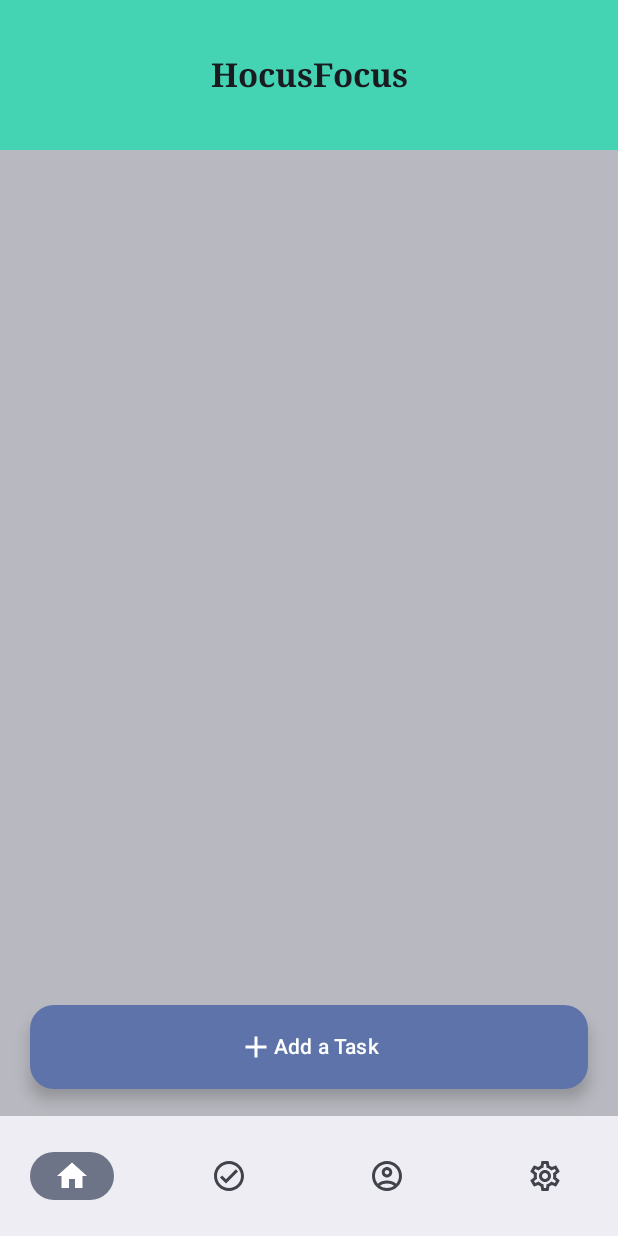
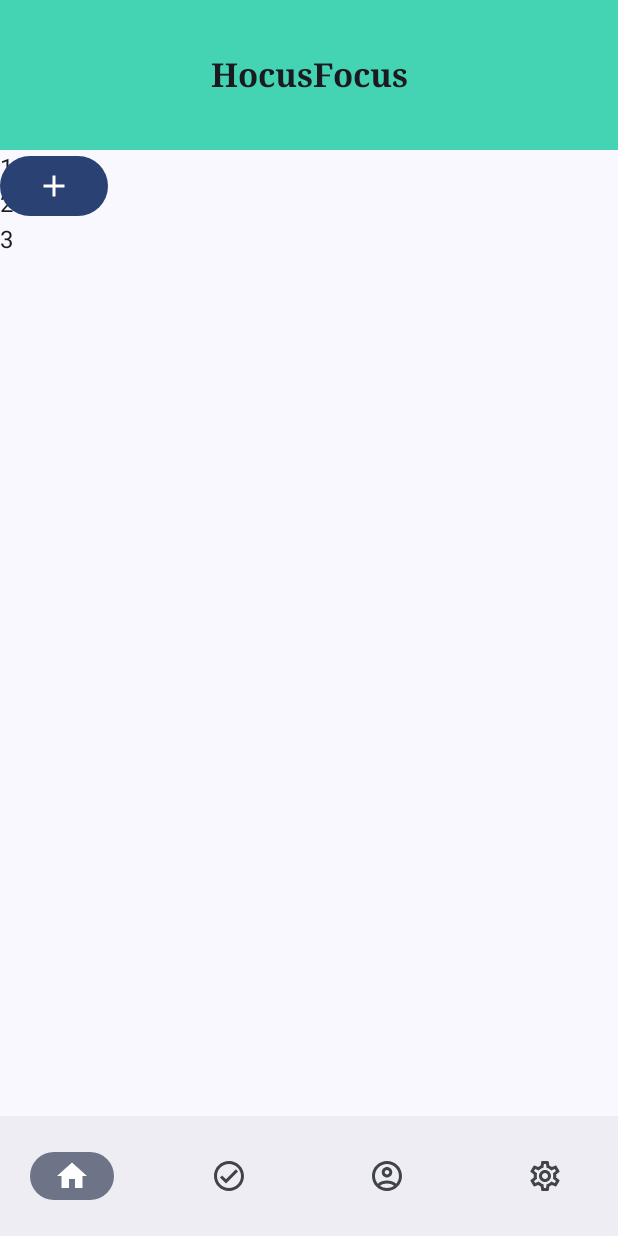
Before and after one commit to RalphM-02/HocusFocus, an Android app built with Jetpack Compose: the screen it shows after launch (MainActivity), on a phone screen of 412 x 824 dp. Run offline under Robolectric (Android 15) with nearby library versions, the phone set to English and light mode, and no system bars; libraries missing offline, so code that uses them is left out: com.jakewharton.threetenabp, com.maxkeppeker.sheets, com.maxkeppeler.sheets; 1 statement that could not run was skipped.

Commit message:
Working Lazy Column in Welcome Screen

```diff
--- a/app/src/main/java/com/mobdeve/s12/marquezgavanmaloles/mco/HomeScreen.kt
+++ b/app/src/main/java/com/mobdeve/s12/marquezgavanmaloles/mco/HomeScreen.kt
@@ -68,10 +68,21 @@ data class BottomNavigationItem(
 @RequiresApi(Build.VERSION_CODES.O)
 @Composable
 fun Home(){
-    Row {
-        //TaskContainer()
-        // TODO: Task Lazy Column
+    val taskList = listOf(
+        Task(1,"Title", "desc", "Low", LocalDate.now(), LocalTime.now(), "reward")
+    )
+    val taskListState by remember { mutableStateOf(taskList) }
+    //TaskContainer()
+    // TODO: Task Lazy Column
+    LazyColumn {
+        item{
+            Text(text = "Task 1")
+        }
+        items(taskListState.size){
+            Text(text = "Task: $it")
+        }
     }
+
     Row {
         Column(
             modifier = Modifier
@@ -86,10 +97,10 @@ fun Home(){
                 mutableStateOf(false)
             }
             if (showAddTask){
-                AddTask(onDismiss = {showAddTask = false})
+                AddTask(taskListState, onDismiss = {showAddTask = false})
             }
             ExtendedFloatingActionButton(
-                onClick = { showAddTask = true },
+                onClick = { taskListState + Task(1,"Title", "desc", "Low", LocalDate.now(), LocalTime.now(), "reward") },
                 modifier = Modifier
                     .padding(20.dp)
                     .width(400.dp)
@@ -106,7 +117,7 @@ fun Home(){
 @RequiresApi(Build.VERSION_CODES.O)
 @OptIn(ExperimentalMaterial3Api::class, ExperimentalFoundationApi::class)
 @Composable
-fun AddTask(onDismiss: () -> Unit){
+fun AddTask(taskList: List<Task>, onDismiss: () -> Unit){
     Dialog(
         onDismissRequest =  onDismiss
     ) {
@@ -117,32 +128,6 @@ fun AddTask(onDismiss: () -> Unit){
                 .padding(16.dp),
             shape = RoundedCornerShape(16.dp),
         ){
-            /*val calendarState = rememberUseCaseState()
-            val clockState = rememberUseCaseState()
-            var selectedDate: LocalDate? = null
-            var selectedHours: Int? = null
-            var selectedMinutes: Int? = null
-            CalendarDialog(
-                state = calendarState,
-                config = CalendarConfig(monthSelection = true, yearSelection = true, style = CalendarStyle.WEEK),
-                selection = CalendarSelection.Date{date ->
-                    selectedDate = date
-                }
-            )
-            ClockDialog(state = clockState, selection = ClockSelection.HoursMinutes{hours, minutes->
-                selectedHours = hours
-                selectedMinutes = minutes
-            })
-            Button(onClick = { calendarState.show() }) {
-                Text(text = "Add Date")
-            }
-            Button(onClick = { calendarState.show() }) {
-                Text(text = "Add Time")
-            }
-            Row {
-                Text(text = "Due Date")
-                Text(text = "$selectedDate $selectedHours:$selectedMinutes")
-            }*/
             var title by remember { mutableStateOf("Untitled") }
             var description by remember { mutableStateOf("None") }
             var priority by remember { mutableStateOf("Low")}
@@ -267,7 +252,7 @@ fun AddTask(onDismiss: () -> Unit){
                     else{
                         val newTask = Task(0, title, description, priority, dueDate!!, dueTime!!, rewardTitle)
                         // TODO: Add to db
-                        Log.d("TAG", "Task Added")
+                        taskList + newTask
                         onDismiss()
                     }
                 }) {
@@ -308,9 +293,10 @@ fun TaskCard(task: Task) {
 
 @Composable
 fun TaskContainer(taskList: List<Task>){
+    // TODO: Tasks List
     LazyColumn{
         items(taskList.size){i ->
-            TaskCard(task = taskList[i])
+            TaskCard(taskList[i])
         }
     }
 }
--- a/app/src/main/java/com/mobdeve/s12/marquezgavanmaloles/mco/MainActivity.kt
+++ b/app/src/main/java/com/mobdeve/s12/marquezgavanmaloles/mco/MainActivity.kt
@@ -142,7 +142,7 @@ class MainActivity : ComponentActivity() {
 fun Main(){
     val navController = rememberNavController()
 
-    NavHost(navController = navController, startDestination = Routes.HOME_SCREEN) {
+    NavHost(navController = navController, startDestination = Routes.WELCOME_SCREEN) {
         composable(Routes.WELCOME_SCREEN) { Welcome( /* ... */ ) }
         composable(Routes.HOME_SCREEN) { Home( /* ... */ ) }
     }
--- a/app/src/main/java/com/mobdeve/s12/marquezgavanmaloles/mco/WelcomeScreen.kt
+++ b/app/src/main/java/com/mobdeve/s12/marquezgavanmaloles/mco/WelcomeScreen.kt
@@ -1,8 +1,43 @@
 package com.mobdeve.s12.marquezgavanmaloles.mco
 
+import androidx.compose.foundation.layout.Column
+import androidx.compose.foundation.layout.Row
+import androidx.compose.foundation.layout.fillMaxWidth
+import androidx.compose.foundation.layout.padding
+import androidx.compose.foundation.lazy.LazyColumn
+import androidx.compose.foundation.lazy.items
+import androidx.compose.foundation.rememberScrollState
+import androidx.compose.foundation.verticalScroll
+import androidx.compose.material.icons.Icons
+import androidx.compose.material.icons.filled.Add
+import androidx.compose.material3.Button
+import androidx.compose.material3.Icon
+import androidx.compose.material3.Text
 import androidx.compose.runtime.Composable
+import androidx.compose.runtime.getValue
+import androidx.compose.runtime.mutableStateListOf
+import androidx.compose.runtime.mutableStateOf
+import androidx.compose.runtime.remember
+import androidx.compose.runtime.setValue
+import androidx.compose.ui.Modifier
+import androidx.compose.ui.text.style.TextAlign
+import androidx.compose.ui.unit.dp
+import androidx.compose.ui.unit.sp
 
 @Composable
 fun Welcome(){
+    val itemList = remember { mutableStateListOf("1", "2", "3") }
+    // UI that displays the items
+    LazyColumn{
+        items(itemList.size){
+            Text(text = itemList[it])
+        }
+    }
+    Row{
+        Button(onClick = { itemList += "new" }) {
+            Icon(Icons.Filled.Add, contentDescription = "add")
+        }
+    }
+
 
 }
```
